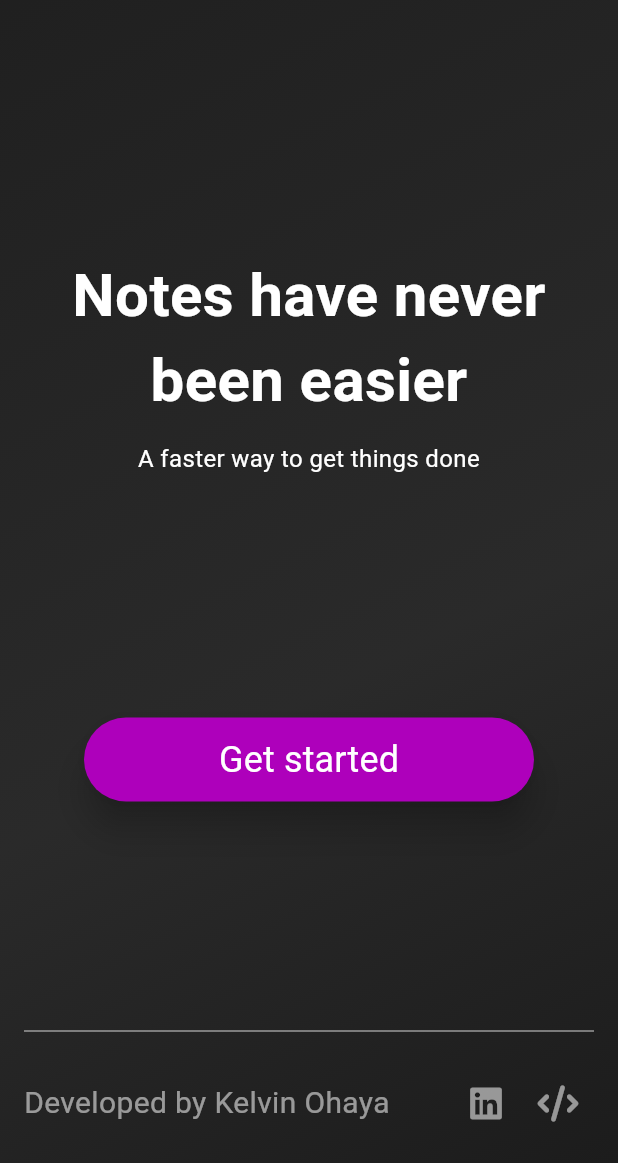
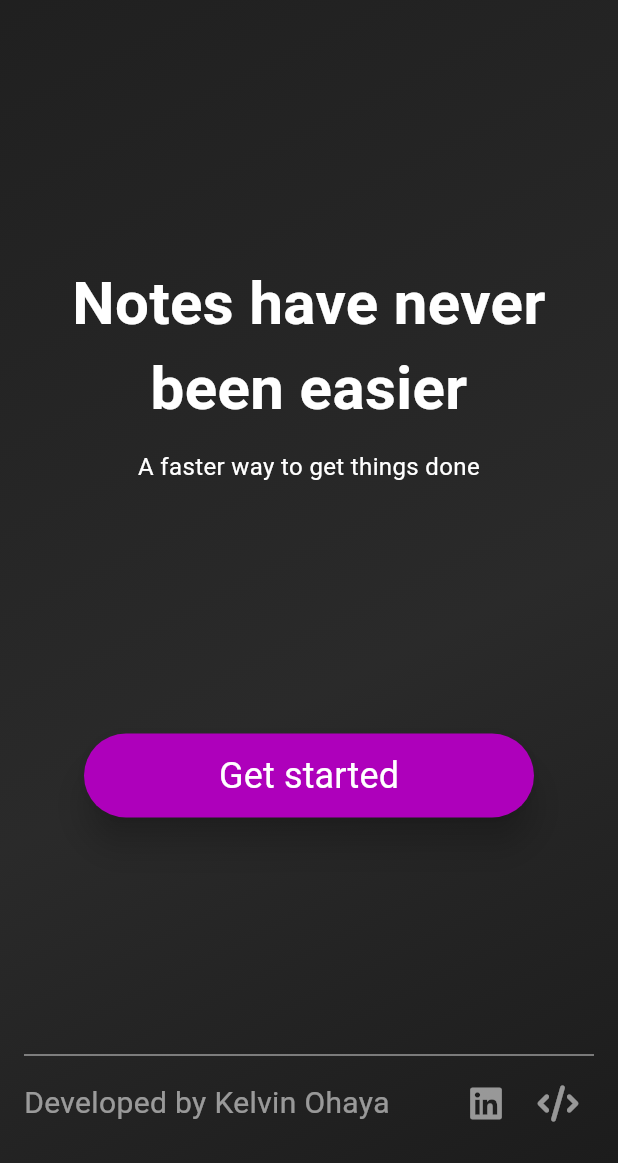
Before and after one commit to kelvinOhaya/MDProFlutter, a Flutter app: the screen it shows after launch, on a phone screen of 412 x 824 dp, the part 73-1236 px from its top. Run offline on Flutter 3.47's test engine with Material 3 defaults, Android fonts, the light colour scheme and no system bars; our stand-ins replace cloud_firestore, firebase_auth, firebase_core, font_awesome_flutter, go_router, google_fonts; missing offline and left inert: flutter_md, flutter_quill; accounts and stored records are empty.

Commit message:
added extra padding at the bottom for visual ease

```diff
--- a/lib/pages/home/footer.dart
+++ b/lib/pages/home/footer.dart
@@ -40,7 +40,7 @@ class Footer extends StatelessWidget {
   @override
   Widget build(BuildContext context) {
     return Padding(
-      padding: EdgeInsets.symmetric(vertical: 16),
+      padding: EdgeInsets.only(bottom: 16),
       child: Row(
         mainAxisAlignment: MainAxisAlignment.spaceBetween,
         children: [
```
